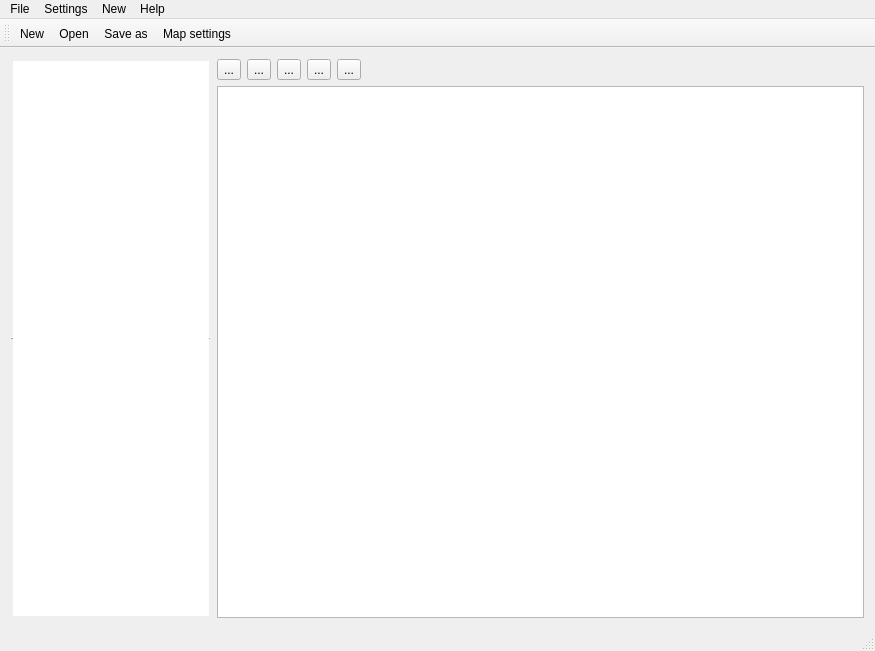
This is mainwindow.ui in QMapfileEditor/QMapfileEditor as Qt 5 draws it before an edit. The edited form follows.
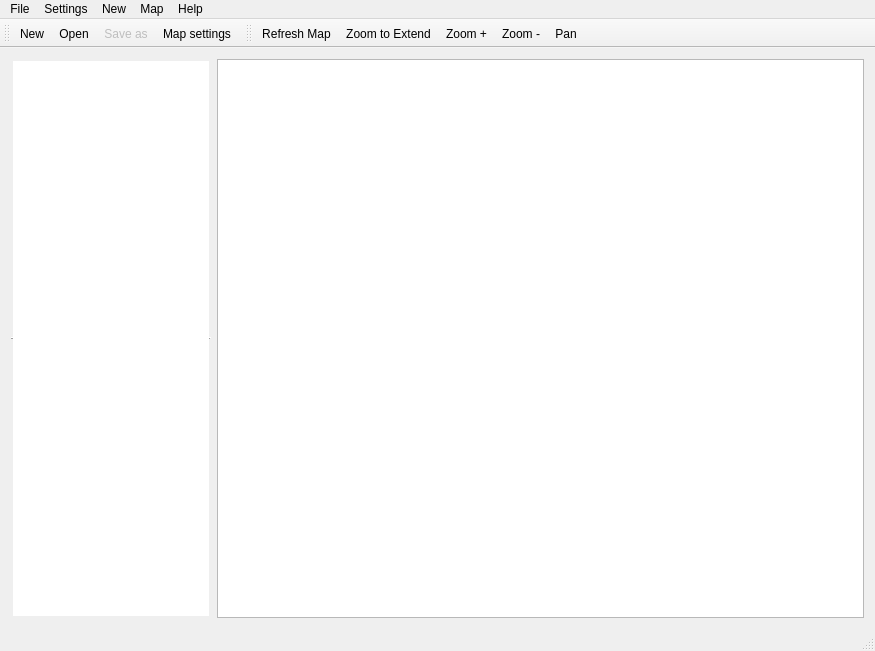
This is the edited form. Icons and pictures are not drawn.

```diff
--- a/mainwindow.ui
+++ b/mainwindow.ui
@@ -41,80 +41,11 @@
       <property name="sizeConstraint">
        <enum>QLayout::SetMaximumSize</enum>
       </property>
-      <item>
-       <layout class="QHBoxLayout" name="horizontalLayout_2">
-        <item>
-         <widget class="QToolButton" name="mf_tb_preview">
-          <property name="text">
-           <string>...</string>
-          </property>
-          <property name="icon">
-           <iconset resource="resources.qrc">
-            <normaloff>:/ui/images/icons/document-preview.png</normaloff>:/ui/images/icons/document-preview.png</iconset>
-          </property>
-         </widget>
-        </item>
-        <item>
-         <widget class="QToolButton" name="toolButton_2">
-          <property name="text">
-           <string>...</string>
-          </property>
-          <property name="icon">
-           <iconset resource="resources.qrc">
-            <normaloff>:/ui/images/icons/zoom-original.png</normaloff>:/ui/images/icons/zoom-original.png</iconset>
-          </property>
-         </widget>
-        </item>
-        <item>
-         <widget class="QToolButton" name="toolButton">
-          <property name="text">
-           <string>...</string>
-          </property>
-          <property name="icon">
-           <iconset resource="resources.qrc">
-            <normaloff>:/ui/images/icons/zoom-in.png</normaloff>:/ui/images/icons/zoom-in.png</iconset>
-          </property>
-         </widget>
-        </item>
-        <item>
-         <widget class="QToolButton" name="toolButton_3">
-          <property name="text">
-           <string>...</string>
-          </property>
-          <property name="icon">
-           <iconset resource="resources.qrc">
-            <normaloff>:/ui/images/icons/zoom-out.png</normaloff>:/ui/images/icons/zoom-out.png</iconset>
-          </property>
-         </widget>
-        </item>
-        <item>
-         <widget class="QToolButton" name="toolButton_4">
-          <property name="text">
-           <string>...</string>
-          </property>
-          <property name="icon">
-           <iconset resource="resources.qrc">
-            <normaloff>:/ui/images/icons/transform-move.png</normaloff>:/ui/images/icons/transform-move.png</iconset>
-          </property>
-         </widget>
-        </item>
-        <item>
-         <spacer name="horizontalSpacer">
-          <property name="orientation">
-           <enum>Qt::Horizontal</enum>
-          </property>
-          <property name="sizeHint" stdset="0">
-           <size>
-            <width>40</width>
-            <height>20</height>
-           </size>
-          </property>
-         </spacer>
-        </item>
-       </layout>
-      </item>
       <item>
        <widget class="QGraphicsView" name="mf_preview">
+        <property name="enabled">
+         <bool>true</bool>
+        </property>
         <property name="sizePolicy">
          <sizepolicy hsizetype="Expanding" vsizetype="Expanding">
           <horstretch>0</horstretch>
@@ -240,9 +171,20 @@
     <addaction name="actionOptions"/>
     <addaction name="actionMapSetting"/>
    </widget>
+   <widget class="QMenu" name="menuMap">
+    <property name="title">
+     <string>Map</string>
+    </property>
+    <addaction name="actionRefresh"/>
+    <addaction name="actionZoom_to_Extend"/>
+    <addaction name="actionZoom"/>
+    <addaction name="actionZoom_2"/>
+    <addaction name="actionPan"/>
+   </widget>
    <addaction name="menuFile"/>
    <addaction name="menuSetting"/>
    <addaction name="menuNew"/>
+   <addaction name="menuMap"/>
    <addaction name="menuHelp"/>
   </widget>
   <widget class="QStatusBar" name="statusbar"/>
@@ -300,6 +242,22 @@
    <addaction name="actionSaveAs"/>
    <addaction name="actionMapSetting"/>
   </widget>
+  <widget class="QToolBar" name="mapToolBar">
+   <property name="windowTitle">
+    <string>toolBar</string>
+   </property>
+   <attribute name="toolBarArea">
+    <enum>TopToolBarArea</enum>
+   </attribute>
+   <attribute name="toolBarBreak">
+    <bool>false</bool>
+   </attribute>
+   <addaction name="actionRefresh"/>
+   <addaction name="actionZoom_to_Extend"/>
+   <addaction name="actionZoom"/>
+   <addaction name="actionZoom_2"/>
+   <addaction name="actionPan"/>
+  </widget>
   <action name="actionNew">
    <property name="icon">
     <iconset resource="resources.qrc">
@@ -395,6 +353,9 @@
    </property>
   </action>
   <action name="actionSaveAs">
+   <property name="enabled">
+    <bool>false</bool>
+   </property>
    <property name="icon">
     <iconset resource="resources.qrc">
      <normaloff>:/ui/images/icons/document-save.png</normaloff>:/ui/images/icons/document-save.png</iconset>
@@ -426,6 +387,54 @@
     <string>Last mapfile</string>
    </property>
   </action>
+  <action name="actionRefresh">
+   <property name="icon">
+    <iconset resource="resources.qrc">
+     <normaloff>:/ui/images/icons/document-preview.png</normaloff>:/ui/images/icons/document-preview.png</iconset>
+   </property>
+   <property name="text">
+    <string>Refresh Map</string>
+   </property>
+   <property name="shortcut">
+    <string>F5</string>
+   </property>
+  </action>
+  <action name="actionZoom_to_Extend">
+   <property name="icon">
+    <iconset resource="resources.qrc">
+     <normaloff>:/ui/images/icons/zoom-original.png</normaloff>:/ui/images/icons/zoom-original.png</iconset>
+   </property>
+   <property name="text">
+    <string>Zoom to Extend</string>
+   </property>
+  </action>
+  <action name="actionZoom">
+   <property name="icon">
+    <iconset resource="resources.qrc">
+     <normaloff>:/ui/images/icons/zoom-in.png</normaloff>:/ui/images/icons/zoom-in.png</iconset>
+   </property>
+   <property name="text">
+    <string>Zoom +</string>
+   </property>
+  </action>
+  <action name="actionZoom_2">
+   <property name="icon">
+    <iconset resource="resources.qrc">
+     <normaloff>:/ui/images/icons/zoom-out.png</normaloff>:/ui/images/icons/zoom-out.png</iconset>
+   </property>
+   <property name="text">
+    <string>Zoom -</string>
+   </property>
+  </action>
+  <action name="actionPan">
+   <property name="icon">
+    <iconset resource="resources.qrc">
+     <normaloff>:/ui/images/icons/transform-move.png</normaloff>:/ui/images/icons/transform-move.png</iconset>
+   </property>
+   <property name="text">
+    <string>Pan</string>
+   </property>
+  </action>
  </widget>
  <layoutdefault spacing="6" margin="11"/>
  <resources>
```
Left out of the diff: 12 changed lines with no effect on the pictures.
